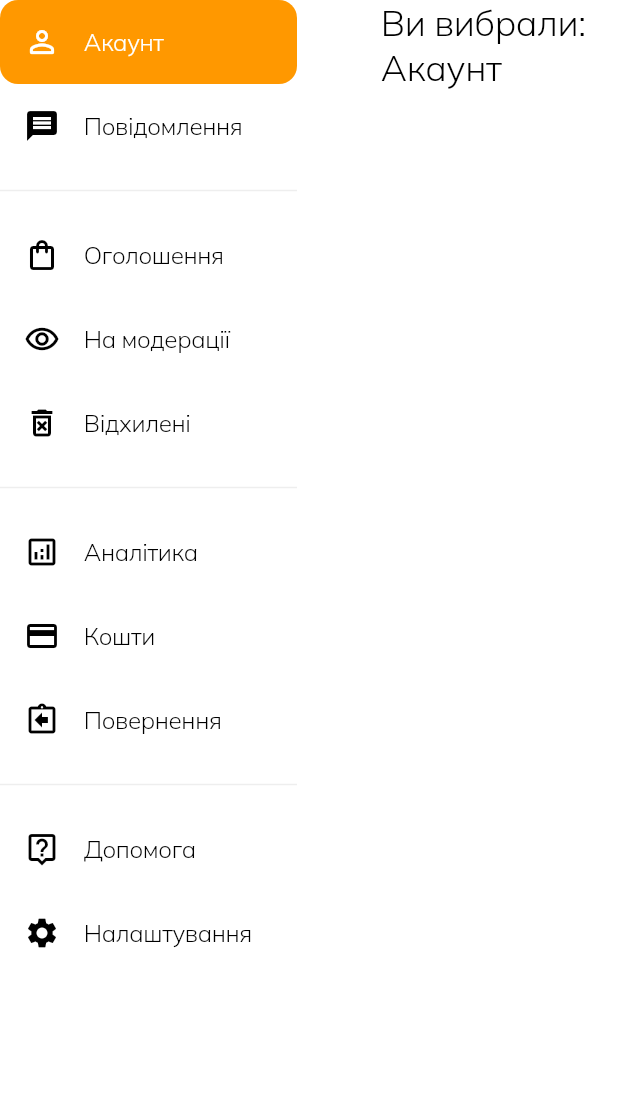
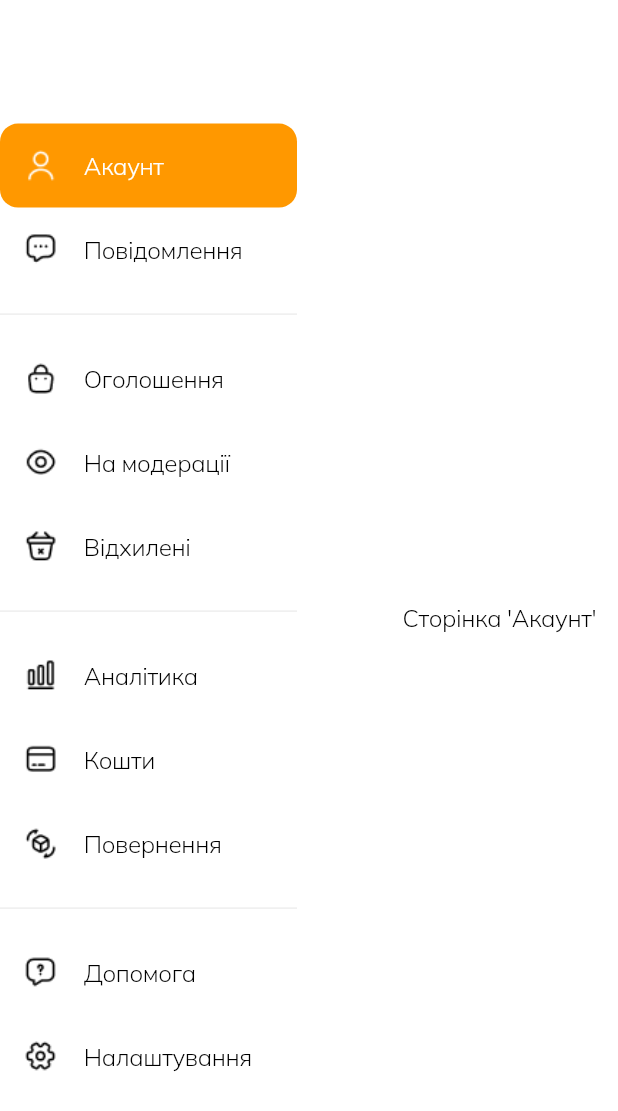
Before and after one commit to alexsukhrin/marketplace-ui, a Flutter app: the SellerProfileScreen widget shown alone on an empty page, opened directly, on a phone screen of 412 x 824 dp. Shown: the top 1111 px of the screen. Run offline on Flutter 3.47's test engine with Material 3 defaults, Android fonts, the phone set to English and light mode, and no system bars; our stand-ins replace dropdown_button2, file_picker, flutter_secure_storage, flutter_svg, google_fonts, shared_preferences; accounts and stored records are empty; network calls fail; project files that could hold a hidden picture were left out.

Commit message:
fixed account icons, added the not found widget

```diff
--- /dev/null
+++ b/lib/constants/account_data_menu.dart
@@ -0,0 +1,59 @@
+import 'package:flutter_application_1/models/account_menu.dart';
+
+final List<AccountMenu> accountMenuItems = [
+  AccountMenu(
+    id: "account",
+    title: "Акаунт",
+    icon: "assets/images/account_menu_icons/account.png",
+  ),
+  AccountMenu(
+    id: "messages",
+    title: "Повідомлення",
+    icon: "assets/images/account_menu_icons/message.png",
+  ),
+  AccountMenu(
+      id: "announcements",
+      title: "Оголошення",
+      icon: "assets/images/account_menu_icons/announcements.png",
+      text: "У вас ще немає активних оголошень",
+      subtext:
+          "Оголошення з’являться тут після того як успішно пройдуть модерацію."),
+  AccountMenu(
+      id: "moderation",
+      title: "На модерації",
+      icon: "assets/images/account_menu_icons/moderation.png",
+      text: "У вас немає оголошень на модерації",
+      subtext:
+          "Як тільки ви викладете нове оголошення наші модератори його переглянуть."),
+  AccountMenu(
+    id: "rejected",
+    title: "Відхилені",
+    icon: "assets/images/account_menu_icons/rejected.png",
+    text: "У вас немає відхилених оголошень",
+  ),
+  AccountMenu(
+    id: "analytics",
+    title: "Аналітика",
+    icon: "assets/images/account_menu_icons/analytics.png",
+  ),
+  AccountMenu(
+    id: "wallets",
+    title: "Кошти",
+    icon: "assets/images/account_menu_icons/wallets.png",
+  ),
+  AccountMenu(
+    id: "return",
+    title: "Повернення",
+    icon: "assets/images/account_menu_icons/rotate.png",
+  ),
+  AccountMenu(
+    id: "help",
+    title: "Допомога",
+    icon: "assets/images/account_menu_icons/help.png",
+  ),
+  AccountMenu(
+    id: "settings",
+    title: "Налаштування",
+    icon: "assets/images/account_menu_icons/setting.png",
+  ),
+];
--- /dev/null
+++ b/lib/models/account_menu.dart
@@ -0,0 +1,14 @@
+class AccountMenu {
+  final String id;
+  final String title;
+  final String icon;
+  final String? text;
+  final String? subtext;
+
+  AccountMenu(
+      {required this.id,
+      required this.title,
+      required this.icon,
+      this.text,
+      this.subtext});
+}
--- a/lib/src/ui/screens/seller_profile/seller_profile_screen.dart
+++ b/lib/src/ui/screens/seller_profile/seller_profile_screen.dart
@@ -1,4 +1,6 @@
 import 'package:flutter/material.dart';
+import 'package:flutter_application_1/constants/account_data_menu.dart';
+import 'package:flutter_application_1/src/ui/widgets/seller_profile_widgets/empty_account_widget.dart';
 import 'package:flutter_application_1/src/ui/widgets/seller_profile_widgets/messages_widget.dart';
 import 'package:flutter_application_1/src/ui/widgets/seller_profile_widgets/seller_sidebar_widget.dart';
 
@@ -12,30 +14,52 @@ class SellerProfileScreen extends StatefulWidget {
 class _SellerProfileScreenState extends State<SellerProfileScreen> {
   int selectedIndex = 0;
 
-  final List<String> sections = [
-    "Акаунт",
-    "Повідомлення",
-    "Оголошення",
-    "На модерації",
-    "Відхилені",
-    "Аналітика",
-    "Кошти",
-    "Повернення",
-    "Допомога",
-    "Налаштування"
-  ];
   Widget _getSelectedPage(int index) {
-    switch (index) {
-      case 1:
+    final selectedMenuItem = accountMenuItems[index];
+    if (selectedMenuItem.text != null) {
+      return EmptyAccountWidget(
+        text: selectedMenuItem.text!,
+        subtext: selectedMenuItem.subtext,
+      );
+    }
+
+    switch (selectedMenuItem.id) {
+      case "messages":
         return const MessagesWidget();
+      case "account":
+        return const Center(child: Text("Сторінка 'Акаунт'"));
+      case "announcements":
+        return const Center(child: Text("Тут буде список оголошень"));
+      case "moderation":
+        return const Center(child: Text("Сторінка 'На модерації'"));
+      case "rejected":
+        return const Center(child: Text("Сторінка 'Відхилені'"));
+      case "analytics":
+        return const Center(child: Text("Сторінка 'Аналітика'"));
+      case "wallets":
+        return const Center(child: Text("Сторінка 'Кошти'"));
+      case "returns":
+        return const Center(child: Text("Сторінка 'Повернення'"));
+      case "help":
+        return const Center(child: Text("Сторінка 'Допомога'"));
+      case "settings":
+        return const Center(child: Text('Сторінка налаштувань'));
       default:
-        return Column(
-          children: [
-            Text(
-              'Ви вибрали: ${sections[index]}',
-              style: const TextStyle(fontSize: 24),
-            ),
-          ],
+        return Center(
+          child: Column(
+            mainAxisAlignment: MainAxisAlignment.center,
+            children: [
+              Text(
+                'Ви вибрали: ${selectedMenuItem.title}',
+                style: const TextStyle(fontSize: 24),
+              ),
+              const SizedBox(height: 16),
+              Text(
+                'У вас ще немає ${selectedMenuItem.title.toLowerCase()}',
+                style: const TextStyle(fontSize: 18, color: Colors.grey),
+              ),
+            ],
+          ),
         );
     }
   }
@@ -44,7 +68,6 @@ class _SellerProfileScreenState extends State<SellerProfileScreen> {
   Widget build(BuildContext context) {
     return SizedBox(
       child: Row(
-        crossAxisAlignment: CrossAxisAlignment.start,
         children: [
           SellerSidebar(
             selectedIndex: selectedIndex,
@@ -53,10 +76,11 @@ class _SellerProfileScreenState extends State<SellerProfileScreen> {
                 selectedIndex = index;
               });
             },
+            menuItems: accountMenuItems,
           ),
           const SizedBox(width: 56),
           Expanded(
-            child: _getSelectedPage(selectedIndex),
+            child: Center(child: _getSelectedPage(selectedIndex)),
           ),
         ],
       ),
--- /dev/null
+++ b/lib/src/ui/widgets/seller_profile_widgets/empty_account_widget.dart
@@ -0,0 +1,46 @@
+import 'package:flutter/material.dart';
+
+class EmptyAccountWidget extends StatelessWidget {
+  const EmptyAccountWidget({super.key, this.text, this.subtext});
+  final String? text;
+  final String? subtext;
+
+  @override
+  Widget build(context) {
+    return SizedBox(
+      width: 348,
+      child: Column(
+        mainAxisAlignment: MainAxisAlignment.center,
+        children: [
+          Image.asset(
+            "assets/images/empty_screen_img/page_not_found.png",
+            width: 329,
+            height: 314,
+          ),
+          if (text != null)
+            Text(
+              text!,
+              textAlign: TextAlign.center,
+              style: const TextStyle(
+                fontSize: 20,
+                fontWeight: FontWeight.bold,
+              ),
+            ),
+          if (text != null && subtext != null) const SizedBox(height: 8),
+          if (subtext != null)
+            Padding(
+              padding: const EdgeInsets.symmetric(horizontal: 24.0),
+              child: Text(
+                subtext!,
+                textAlign: TextAlign.center,
+                style: const TextStyle(
+                  fontSize: 15,
+                  color: Colors.grey,
+                ),
+              ),
+            ),
+        ],
+      ),
+    );
+  }
+}
--- a/lib/src/ui/widgets/seller_profile_widgets/seller_sidebar_widget.dart
+++ b/lib/src/ui/widgets/seller_profile_widgets/seller_sidebar_widget.dart
@@ -1,13 +1,17 @@
 import 'package:flutter/material.dart';
+import 'package:flutter_application_1/constants/account_data_menu.dart';
+import 'package:flutter_application_1/models/account_menu.dart';
 
 class SellerSidebar extends StatelessWidget {
   final int selectedIndex;
   final Function(int) onItemSelected;
+  final List<AccountMenu> menuItems;
 
   const SellerSidebar({
     super.key,
     required this.selectedIndex,
     required this.onItemSelected,
+    required this.menuItems,
   });
 
   @override
@@ -18,10 +22,25 @@ class SellerSidebar extends StatelessWidget {
       child: Column(
         children: [
           Expanded(
-            child: ListView(
-              children: [
-                _buildItem("Акаунт", 0, Icons.person_outline_rounded),
-                _buildItem("Повідомлення", 1, Icons.message),
+            child: ListView.builder(
+              padding: EdgeInsets.zero,
+              itemCount: accountMenuItems.length,
+              itemBuilder: (context, index) {
+                final item = menuItems[index];
+
+                List<Widget> widgets = [];
+                widgets.add(
+                  _buildItem(
+                    title: item.title,
+                    index: index,
+                    iconPath: item.icon,
+                    context: context,
+                  ),
+                );
+                if (item.id == "messages" ||
+                    item.id == "rejected" ||
+                    item.id == "return") {
+                  widgets.add(
                     Align(
                       alignment: Alignment.centerLeft,
                       child: SizedBox(
@@ -32,35 +51,13 @@ class SellerSidebar extends StatelessWidget {
                         ),
                       ),
                     ),
-                _buildItem("Оголошення", 2, Icons.shopping_bag_outlined),
-                _buildItem("На модерації", 3, Icons.remove_red_eye_outlined),
-                _buildItem("Відхилені", 4, Icons.delete_forever_outlined),
-                Align(
-                  alignment: Alignment.centerLeft,
-                  child: SizedBox(
-                    width: 198,
-                    height: 30,
-                    child: Divider(
-                      color: Colors.grey.shade200,
-                    ),
-                  ),
-                ),
-                _buildItem("Аналітика", 5, Icons.analytics_outlined),
-                _buildItem("Кошти", 6, Icons.credit_card_outlined),
-                _buildItem("Повернення", 7, Icons.assignment_return_outlined),
-                Align(
-                  alignment: Alignment.centerLeft,
-                  child: SizedBox(
-                    width: 198,
-                    height: 30,
-                    child: Divider(
-                      color: Colors.grey.shade200,
-                    ),
-                  ),
-                ),
-                _buildItem("Допомога", 8, Icons.live_help_outlined),
-                _buildItem("Налаштування", 9, Icons.settings),
-              ],
+                  );
+                }
+                return Column(
+                  crossAxisAlignment: CrossAxisAlignment.start,
+                  children: widgets,
+                );
+              },
             ),
           ),
         ],
@@ -68,8 +65,19 @@ class SellerSidebar extends StatelessWidget {
     );
   }
 
-  Widget _buildItem(String title, int index, IconData icon) {
+  Widget _buildItem({
+    required String title,
+    required int index,
+    required String iconPath,
+    required BuildContext context,
+  }) {
     final isSelected = selectedIndex == index;
+    final Widget iconWidget = Image.asset(
+      iconPath,
+      width: 22,
+      height: 22,
+      color: isSelected ? Colors.white : Colors.black,
+    );
 
     return Container(
       decoration: BoxDecoration(
@@ -77,10 +85,7 @@ class SellerSidebar extends StatelessWidget {
         borderRadius: BorderRadius.circular(12),
       ),
       child: ListTile(
-        leading: Icon(
-          icon,
-          color: isSelected ? Colors.white : Colors.black,
-        ),
+        leading: iconWidget,
         title: Text(
           title,
           style: TextStyle(
--- a/pubspec.yaml
+++ b/pubspec.yaml
@@ -43,3 +43,5 @@ flutter:
     - assets/images/social_media/
     - assets/images/product_details_moc_img/
     - assets/images/bank_img/
+    - assets/images/account_menu_icons/
+    - assets/images/empty_screen_img/
```
Also changed, not shown: assets/images/account_menu_icons/account.png (added), assets/images/account_menu_icons/analytics.png (added), assets/images/account_menu_icons/announcements.png (added), assets/images/account_menu_icons/help.png (added), assets/images/account_menu_icons/message.png (added), assets/images/account_menu_icons/moderation.png (added), assets/images/account_menu_icons/rejected.png (added), assets/images/account_menu_icons/rotate.png (added), assets/images/account_menu_icons/setting.png (added), assets/images/account_menu_icons/wallets.png (added), assets/images/empty_screen_img/page_not_found.png (added). Lines whose indentation alone changed are shown as unchanged.
